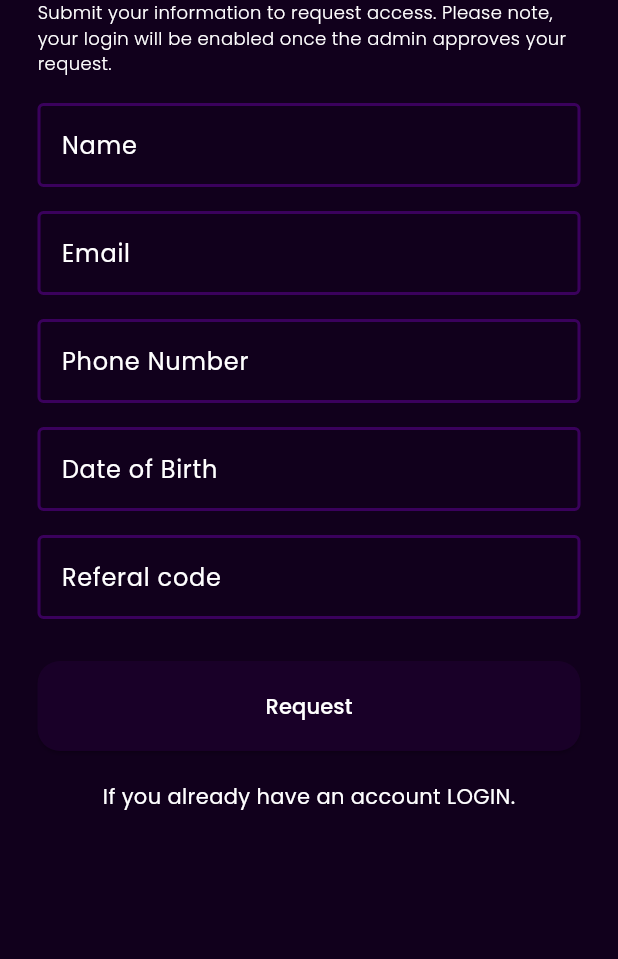
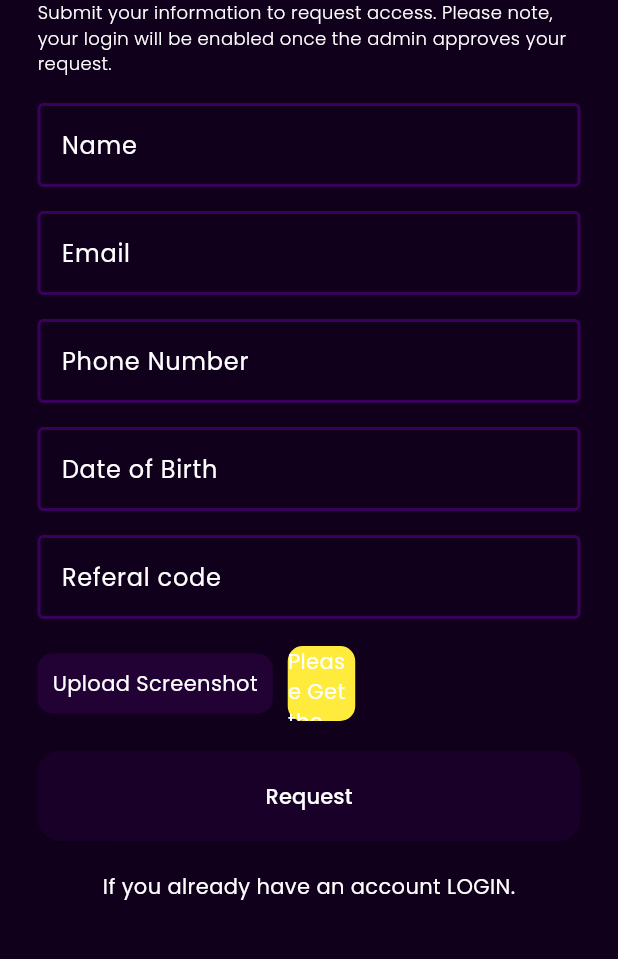
Before and after one commit to haadiyaa/mainford, a Flutter app: the RegisterPage screen opened directly, on a phone screen of 412 x 824 dp, the part 170-1129 px from its top. Run offline on Flutter 3.47's test engine with Material 3 defaults, Android fonts, the phone set to English and light mode, and no system bars; drawn by our look-alikes of simple_gradient_text; our stand-ins replace card_swiper, flutter_bloc, image_picker; project files that could hold a hidden picture were left out.

Commit message:
image picked

```diff
--- a/lib/view/view/authentication/view/registerpage.dart
+++ b/lib/view/view/authentication/view/registerpage.dart
@@ -1,5 +1,8 @@
+import 'dart:io';
+
 import 'package:flutter/material.dart';
 import 'package:flutter_bloc/flutter_bloc.dart';
+import 'package:image_picker/image_picker.dart';
 import 'package:intl/intl.dart';
 import 'package:main_ford/resources/appcolors.dart';
 import 'package:main_ford/resources/constants.dart';
@@ -35,6 +38,8 @@ class _RegisterPageState extends State<RegisterPage> {
   final TextEditingController dateController = TextEditingController();
   final TextEditingController phoneController = TextEditingController();
   final TextEditingController codeController = TextEditingController();
+  final key = GlobalKey<FormState>();
+  File? selectedImage;
 
   @override
   Widget build(BuildContext context) {
@@ -67,6 +72,7 @@ class _RegisterPageState extends State<RegisterPage> {
                 ),
                 Constants.height10,
                 Form(
+                  key: key,
                   child: Column(
                     children: [
                       CustomTextField(
@@ -97,6 +103,38 @@ class _RegisterPageState extends State<RegisterPage> {
                         text: 'Referal code',
                         controller: codeController,
                       ),
+                      Constants.height10,
+                      Row(
+                        mainAxisAlignment: MainAxisAlignment.start,
+                        children: [
+                          GestureDetector(
+                            onTap: ()async{
+                             await  getImage();
+                            },
+                            child: Container(
+                              padding: const EdgeInsets.all(10),
+                              decoration: BoxDecoration(
+                                color: AppColors.drawerColor,
+                                borderRadius: BorderRadius.circular(10),
+                              ),
+                              child: const Text('Upload Screenshot'),
+                            ),
+                          ),
+                          Constants.width10,
+                          Container(
+                            height: 50,
+                            width: 45,
+                            decoration: BoxDecoration(
+                              borderRadius: BorderRadius.circular(10),
+                              color: AppColors.yellow,
+                            ),
+                            child: selectedImage != null
+                                ? Image.file(selectedImage!, fit: BoxFit.cover)
+                                : const Center(
+                                    child: Text("Please Get the Image")),
+                          ),
+                        ],
+                      ),
                       CustomElButton(text: 'Request', onPressed: () {})
                     ],
                   ),
@@ -114,6 +152,17 @@ class _RegisterPageState extends State<RegisterPage> {
         ),
       ),
     );
+  }
+
+  Future<void> getImage() async {
+    final ImagePicker picker = ImagePicker();
+    final XFile? image = await picker.pickImage(source: ImageSource.gallery);
+
+    if (image != null) {
+      setState(() {
+        selectedImage = File(image.path);
+      });
+    }
   }
 
   Future<void> pickDate() async {
@@ -140,4 +189,16 @@ class _RegisterPageState extends State<RegisterPage> {
     phoneController.dispose();
     codeController.dispose();
   }
+
+  Future<void> _getImage(BuildContext context) async {
+    if (selectedImage != null) {
+      var imageFile = selectedImage;
+      /*var image = imageLib.decodeImage(imageFile.readAsBytesSync());
+      fileName = basename(imageFile.path);
+      image = imageLib.copyResize(image,
+          width: (MediaQuery.of(context).size.width * 0.8).toInt(),
+          height: (MediaQuery.of(context).size.height * 0.7).toInt());
+      _image = image;*/
+    }
+  }
 }
--- a/pubspec.yaml
+++ b/pubspec.yaml
@@ -39,6 +39,7 @@ dependencies:
   simple_gradient_text: ^1.3.0
   flutter_bloc: ^8.1.6
   intl: ^0.19.0
+  image_picker: ^1.1.2
 
 dev_dependencies:
   flutter_test:
```
Also changed, not shown: pubspec.lock, 5 other files.
